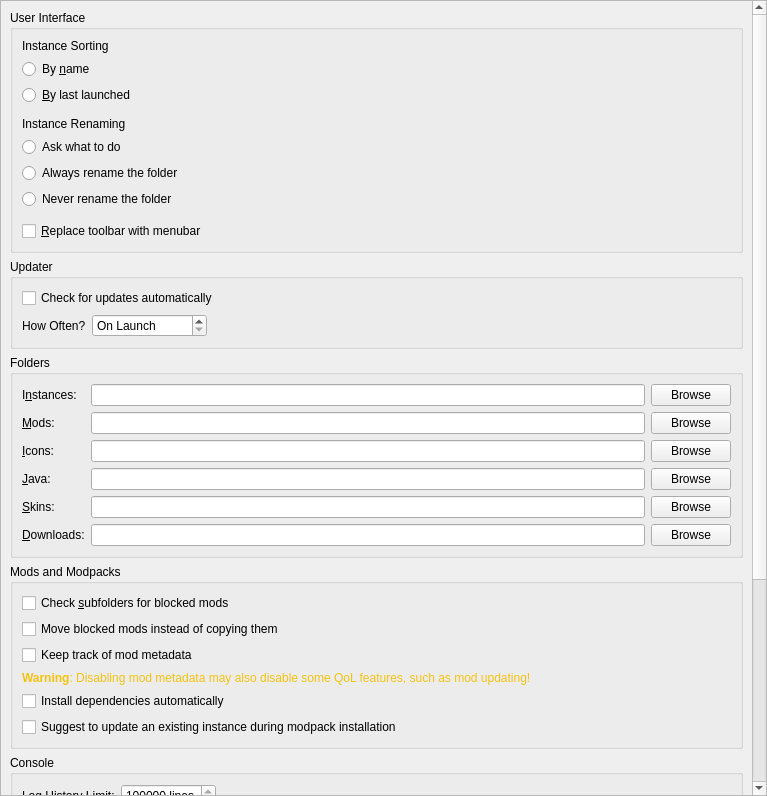
Qt form launcher/ui/pages/global/LauncherPage.ui (Project-Tick/ProjT-Launcher) before a commit.
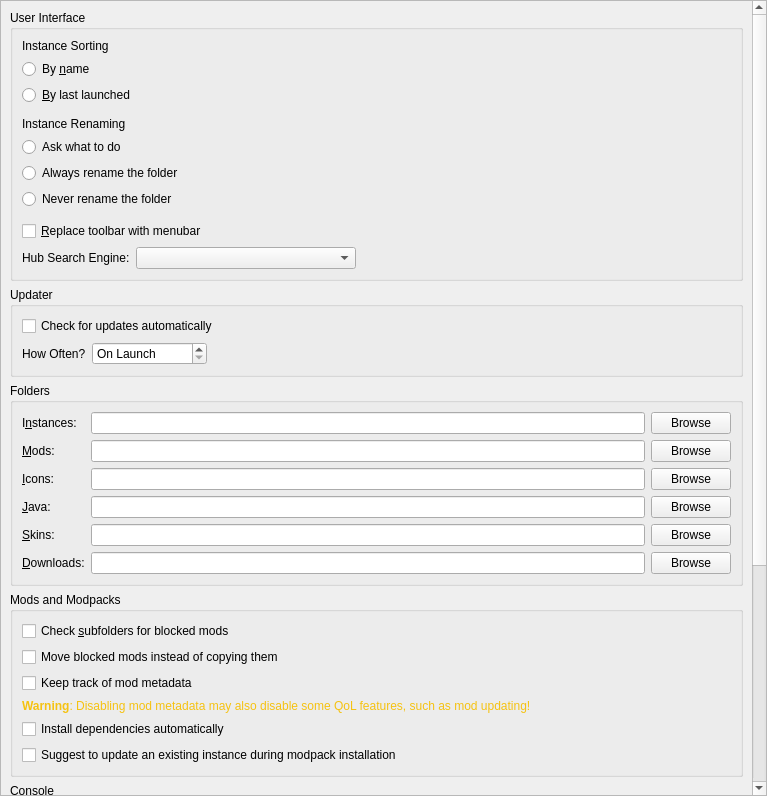
The same form after that commit.

Commit message: feat: integrate Launcher Hub UI, search providers, and improved CEF runtime

```diff
--- a/launcher/ui/pages/global/LauncherPage.ui
+++ b/launcher/ui/pages/global/LauncherPage.ui
@@ -162,6 +162,49 @@
             </property>
            </widget>
           </item>
+          <item>
+           <layout class="QHBoxLayout" name="horizontalLayoutHubSearch">
+            <item>
+             <widget class="QLabel" name="hubSearchEngineLabel">
+              <property name="text">
+               <string>Hub Search Engine:</string>
+              </property>
+              <property name="buddy">
+               <cstring>hubSearchEngineComboBox</cstring>
+              </property>
+             </widget>
+            </item>
+            <item>
+             <widget class="QComboBox" name="hubSearchEngineComboBox">
+              <property name="sizePolicy">
+               <sizepolicy hsizetype="Maximum" vsizetype="Fixed">
+                <horstretch>0</horstretch>
+                <verstretch>0</verstretch>
+               </sizepolicy>
+              </property>
+              <property name="minimumSize">
+               <size>
+                <width>220</width>
+                <height>0</height>
+               </size>
+              </property>
+             </widget>
+            </item>
+            <item>
+             <spacer name="horizontalSpacerHubSearch">
+              <property name="orientation">
+               <enum>Qt::Orientation::Horizontal</enum>
+              </property>
+              <property name="sizeHint" stdset="0">
+               <size>
+                <width>0</width>
+                <height>0</height>
+               </size>
+              </property>
+             </spacer>
+            </item>
+           </layout>
+          </item>
          </layout>
         </widget>
        </item>
```
The commit also changes 36 other files.
